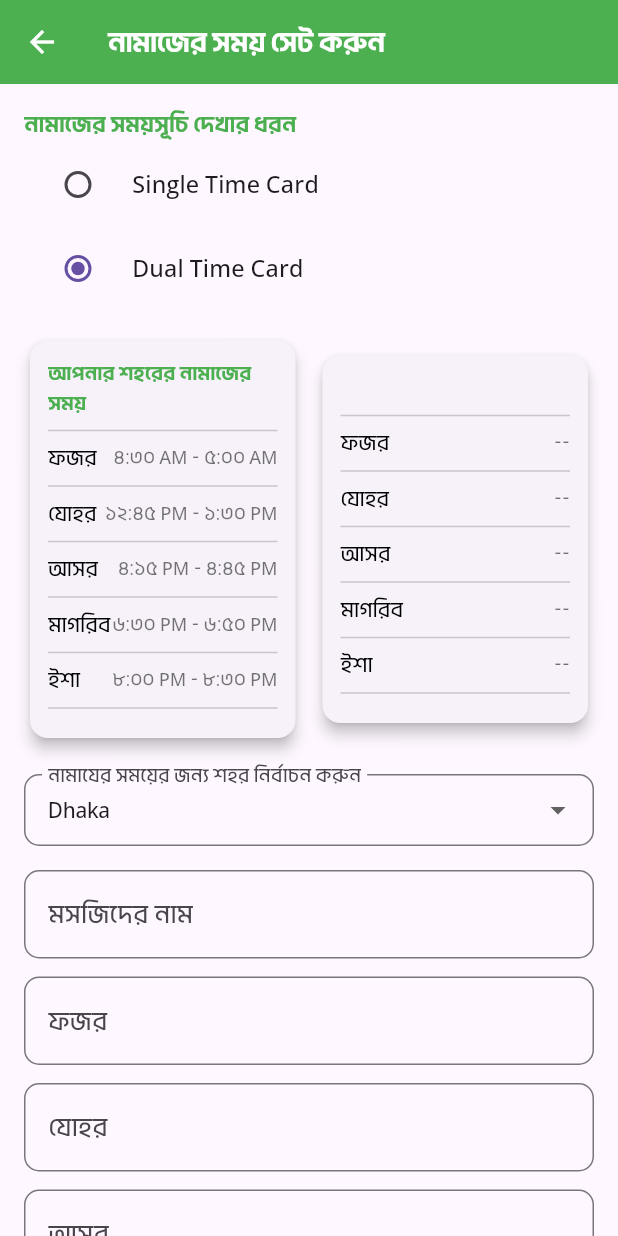
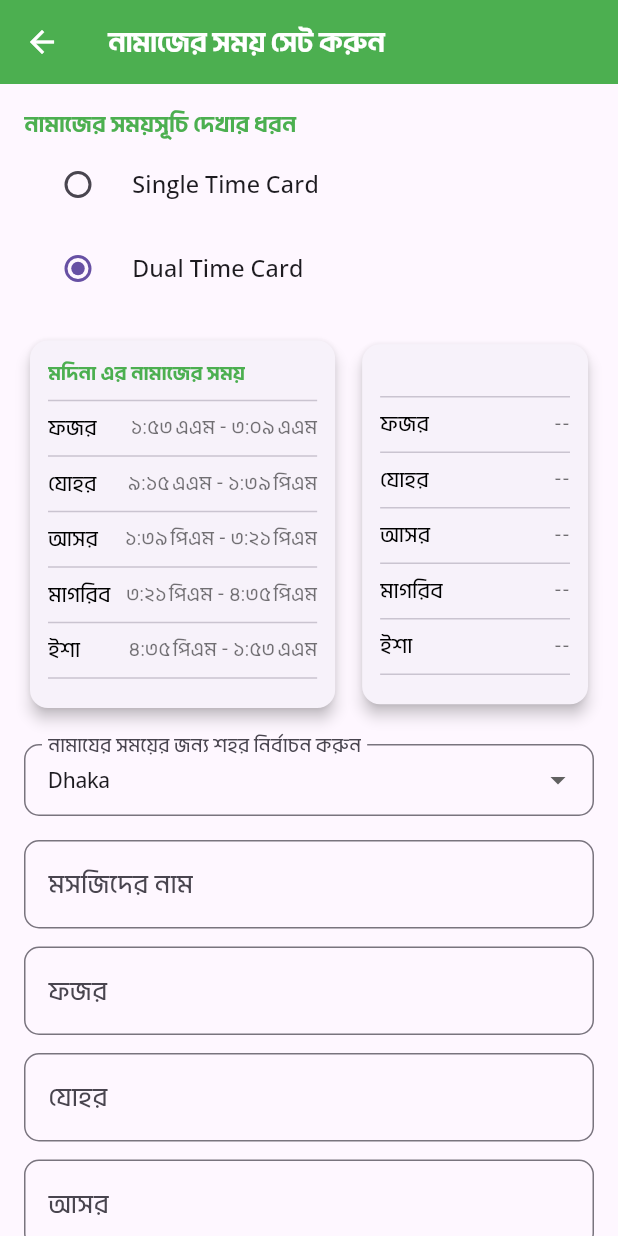
Before and after one commit to mdsiamulislam/IOM-Daily-Azkar, a Flutter app: the PrayerTimeSettingScreen screen opened directly, after a tap on "Single Time Card", after a tap on "Dual Time Card", on a phone screen of 412 x 824 dp. Run offline on Flutter 3.47's test engine with Material 3 defaults, Android fonts, the phone set to English and light mode, and no system bars; our stand-ins replace adhan, font_awesome_flutter, get, package_info_plus, share_plus, shared_preferences and 2 more; accounts and stored records are empty; network calls fail.

Commit message:
feat: add Bengali city names and implement dynamic prayer times based on user location

```diff
--- a/lib/core/constants/city_data.dart
+++ b/lib/core/constants/city_data.dart
@@ -72,3 +72,74 @@ class CityCoordinates {
     'Medina': Coordinates(24.4686, 39.6142), // Adding Medina for completeness
   };
 }
+
+class CityNamesBN{
+  static final Map<String, String> cityNamesBN = {
+    'Dhaka': 'ঢাকা',
+    'Chittagong': 'চট্টগ্রাম',
+    'Rajshahi': 'রাজশাহী',
+    'Khulna': 'খুলনা',
+    'Sylhet': 'সিলেট',
+    'Barisal': 'বরিশাল',
+    'Rangpur': 'রংপুর',
+    'Mymensingh': 'ময়মনসিংহ',
+    'Comilla': 'কুমিল্লা',
+    'Narayanganj': 'নারায়ণগঞ্জ',
+    'Gazipur': 'গাজীপুর',
+    'Bogra': 'বগুড়া',
+    'Jessore': 'যশোর',
+    'Dinajpur': 'দিনাজপুর',
+    'Cox\'s Bazar': 'কক্সবাজার',
+    'Brahmanbaria': 'ব্রাহ্মণবাড়িয়া',
+    'Tangail': 'টাঙ্গাইল',
+    'Pabna': 'পাবনা',
+    'Natore': 'নাটোর',
+    'Bhairab': 'ভৈরব',
+    'Feni': 'ফেনী',
+    'Sirajganj': 'সিরাজগঞ্জ',
+    'Naogaon': 'নওগাঁ',
+    'Chandpur': 'চাঁদপুর',
+    'Kushtia': 'কুষ্টিয়া',
+    'Jhenaidah': 'ঝিনাইদহ',
+    'Satkhira': 'সাতক্ষীরা',
+    'Bagerhat': 'বাগেরহাট',
+    'Pirojpur': 'পিরোজপুর',
+    'Bhola': 'ভোলা',
+    'Patuakhali': 'পটুয়াখালী',
+    'Barguna': 'বরগুনা',
+    'Gopalganj': 'গোপালগঞ্জ',
+    'Faridpur': 'ফরিদপুর',
+    'Madaripur': 'মাদারীপুর',
+    'Shariatpur': 'শরীয়তপুর',
+    'Kishoreganj': 'কিশোরগঞ্জ',
+    'Netrokona': 'নেত্রকোনা',
+    'Jamalpur': 'জামালপুর',
+    'Sherpur': 'শেরপুর',
+    'Kurigram': 'কুড়িগ্রাম',
+    'Lalmonirhat': 'লালমনিরহাট',
+    'Gaibandha': 'গাইবান্ধা',
+    'Nilphamari': 'নীলফামারী',
+    'Thakurgaon': 'ঠাকুরগাঁও',
+    'Panchagarh': 'পঞ্চগড়',
+    'Magura': 'মাগুরা',
+    'Narail': 'নড়াইল',
+    'Chuadanga': 'চুয়াডাঙ্গা',
+    'Meherpur': 'মেহেরপুর',
+    'Munshiganj': 'মুন্সীগঞ্জ',
+    'Manikganj': 'মানিকগঞ্জ',
+    'Rajbari': 'রাজবাড়ী',
+    'Khagrachhari': 'খাগড়াছড়ি',
+    'Rangamati': 'রাঙ্গামাটি',
+    'Bandarban': 'বান্দরবান',
+    'Noakhali': 'নোয়াখালী',
+    'Lakshmipur': 'লক্ষ্মীপুর',
+    'Joypurhat': 'জয়পুরহাট',
+    'Chapai Nawabganj': 'চাঁপাইনবাবগঞ্জ',
+    'Jhalokati': 'ঝালকাঠি',
+    'Sunamganj': 'সুনামগঞ্জ',
+    'Moulvibazar': 'মৌলভীবাজার',
+    'Hobiganj': 'হবিগঞ্জ',
+    'makka': 'মক্কা',
+    'Medina': 'মদিনা',
+  };
+}
--- a/lib/core/local_storage/user_pref.dart
+++ b/lib/core/local_storage/user_pref.dart
@@ -9,7 +9,18 @@ class UserPref{
 
   Future<bool> getPrayerTimeSingle() async {
     final prefs = await SharedPreferences.getInstance();
-    return prefs.getBool('isSingleTimeTable') ?? true; // Default to true if not set
+    return prefs.getBool('isSingleTimeTable') ?? true;
+  }
+
+
+  // ===== User Current City ===== //
+  void setUserCurrentCity(String city)async{
+    final prefs = await SharedPreferences.getInstance();
+    await prefs.setString('userCurrentCity', city);
+  }
+  Future<String> getUserCurrentCity() async {
+    final prefs = await SharedPreferences.getInstance();
+    return prefs.getString('userCurrentCity') ?? "Medina";
   }
 
 }
--- a/lib/features/home/widget/dual_time_card.dart
+++ b/lib/features/home/widget/dual_time_card.dart
@@ -1,5 +1,9 @@
+import 'package:adhan/adhan.dart';
 import 'package:flutter/cupertino.dart';
 import 'package:flutter/material.dart';
+import 'package:intl/intl.dart';
+import 'package:iomdailyazkar/core/local_storage/user_pref.dart';
+import '../../../core/constants/city_data.dart';
 import '../../../core/local_storage/local_prayer_time.dart';
 import '../../prayer_times/presentation/widgets/prayer_time_widget.dart';
 class DualTimeCard extends StatelessWidget {
@@ -28,11 +32,15 @@ class PrayerTimeWidget extends StatefulWidget {
 
 class _PrayerTimeWidgetState extends State<PrayerTimeWidget> {
   Map<String, String?> savedTimes = {};
+  String currentCity = "ঢাকা";
+  Coordinates cordinates = Coordinates(23.8103, 90.4125);
+
 
   @override
   void initState() {
     super.initState();
     _loadSavedTimes();
+    _getCurrentCityPrayerTimes();
   }
 
   Future<void> _loadSavedTimes() async {
@@ -42,14 +50,52 @@ class _PrayerTimeWidgetState extends State<PrayerTimeWidget> {
     });
   }
 
+  Future<void> _getCurrentCityPrayerTimes() async {
+    String city = await UserPref().getUserCurrentCity();
+    final coordinates = CityCoordinates.cityMap[city] ?? Coordinates(23.8103, 90.4125);
+    String cityName = CityNamesBN.cityNamesBN[city] ?? "ঢাকা";
+
+    print("Current City: $city, Coordinates: ${coordinates.latitude}, ${coordinates.longitude}");
+
+    setState(() {
+      currentCity = cityName;
+      cordinates = coordinates;
+    });
+
+  }
+
   @override
   Widget build(BuildContext context) {
+    final params = CalculationMethod.kuwait.getParameters();
+    params.madhab = Madhab.hanafi;
+    final prayerTimes = PrayerTimes.today(cordinates, params);
+
+    String _convertToBangla(String input) {
+      const english = ['0','1','2','3','4','5','6','7','8','9','AM','PM'];
+      const bangla = ['০','১','২','৩','৪','৫','৬','৭','৮','৯','এএম','পিএম'];
+      for (int i = 0; i < english.length; i++) {
+        input = input.replaceAll(english[i], bangla[i]);
+      }
+      return input;
+    }
+
+
+   final prayerTimesBangla = [
+     _convertToBangla(DateFormat.jm().format(prayerTimes.fajr)),
+     _convertToBangla(DateFormat.jm().format(prayerTimes.sunrise)),
+     _convertToBangla(DateFormat.jm().format(prayerTimes.dhuhr)),
+     _convertToBangla(DateFormat.jm().format(prayerTimes.asr)),
+     _convertToBangla(DateFormat.jm().format(prayerTimes.maghrib)),
+     _convertToBangla(DateFormat.jm().format(prayerTimes.isha)),
+   ];
+
     return Column(
       children: [
         Row(
           children: [
             // বাম পাশ (শহরের নামাজের সময়)
             Expanded(
+              flex: 4,
               child: Card(
                 elevation: 4,
                 shape: RoundedRectangleBorder(
@@ -60,20 +106,20 @@ class _PrayerTimeWidgetState extends State<PrayerTimeWidget> {
                   child: Column(
                     crossAxisAlignment: CrossAxisAlignment.start,
                     children: [
-                      const Text(
-                        "আপনার শহরের নামাজের সময়",
-                        style: TextStyle(
+                      Text(
+                        "$currentCity এর নামাজের সময়",
+                        style: const TextStyle(
                           fontSize: 14,
                           fontWeight: FontWeight.bold,
                           color: Colors.green,
                         ),
                       ),
                       const Divider(),
-                      _buildPrayerRow("ফজর", "৪:৩০ AM - ৫:০০ AM"),
-                      _buildPrayerRow("যোহর", "১২:৪৫ PM - ১:৩০ PM"),
-                      _buildPrayerRow("আসর", "৪:১৫ PM - ৪:৪৫ PM"),
-                      _buildPrayerRow("মাগরিব", "৬:৩০ PM - ৬:৫০ PM"),
-                      _buildPrayerRow("ইশা", "৮:০০ PM - ৮:৩০ PM"),
+                      _buildPrayerRow("ফজর", prayerTimesBangla[0] + " - " + prayerTimesBangla[1]),
+                      _buildPrayerRow("যোহর", prayerTimesBangla[2] + " - " + prayerTimesBangla[3]),
+                      _buildPrayerRow("আসর", prayerTimesBangla[3] + " - " + prayerTimesBangla[4]),
+                      _buildPrayerRow("মাগরিব", prayerTimesBangla[4] + " - " + prayerTimesBangla[5]),
+                      _buildPrayerRow("ইশা", prayerTimesBangla[5] + " - " + prayerTimesBangla[0]),
                     ],
                   ),
                 ),
@@ -84,6 +130,7 @@ class _PrayerTimeWidgetState extends State<PrayerTimeWidget> {
 
             // ডান পাশ (সেভ করা স্থানীয় মসজিদের জামাতের সময়)
             Expanded(
+              flex: 3,
               child: Card(
                 elevation: 4,
                 shape: RoundedRectangleBorder(
@@ -97,7 +144,7 @@ class _PrayerTimeWidgetState extends State<PrayerTimeWidget> {
                       Text(
                         savedTimes['masqueName'] ?? "স্থানীয় মসজিদের জামাতের সময়",
                         style: const TextStyle(
-                          fontSize: 14,
+                          fontSize: 10,
                           fontWeight: FontWeight.bold,
                           color: Colors.green,
                         ),
--- a/lib/main.dart
+++ b/lib/main.dart
@@ -6,8 +6,6 @@ import 'features/home/screens/home_page.dart';
 
 Future<void> main() async {
   WidgetsFlutterBinding.ensureInitialized();
-
-
   runApp(const MyApp());
 
 }
```
Also changed, not shown: pubspec.lock.
